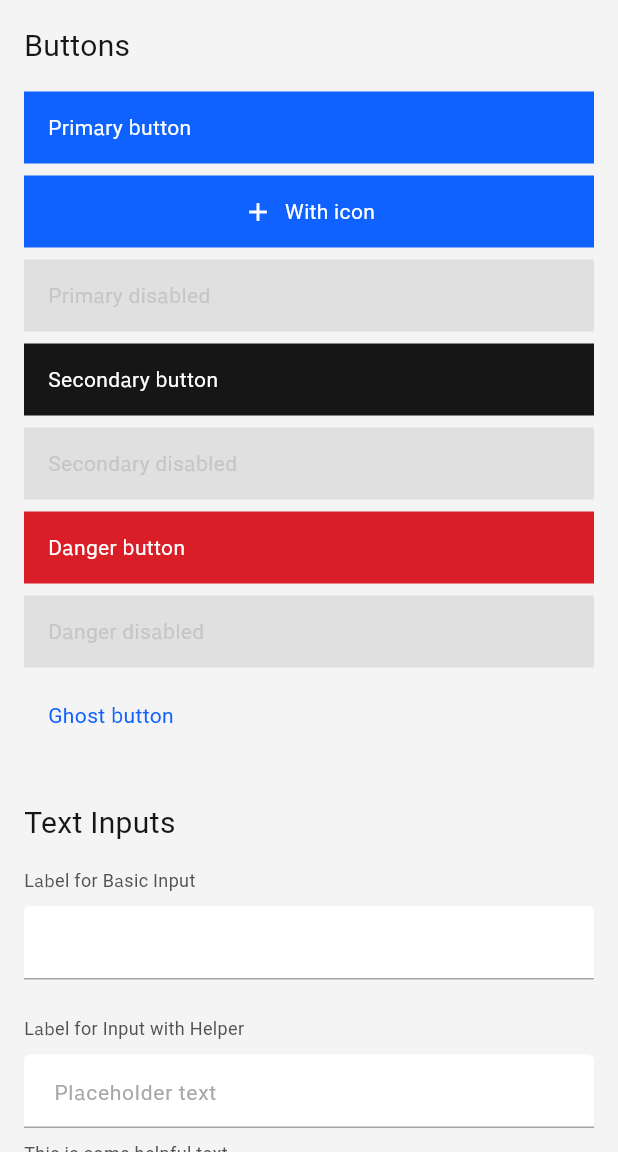
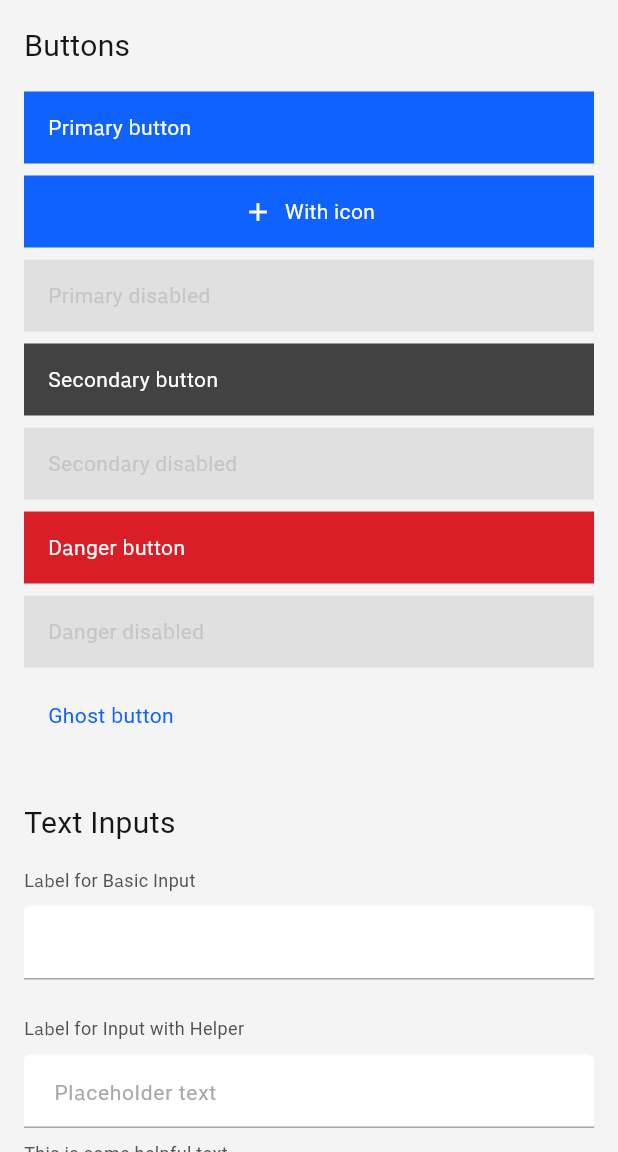
Before and after one commit to yuzalsif/carbon_flutter, a Flutter app: the screen it shows after launch, on a phone screen of 412 x 824 dp, the part 84-1236 px from its top. Run offline on Flutter 3.47's test engine with Material 3 defaults, Android fonts, the phone set to English and light mode, and no system bars; our stand-ins replace google_fonts.

Commit message:
feat: Add default color for secondary buttons

```diff
--- a/lib/src/theme/typography.dart
+++ b/lib/src/theme/typography.dart
@@ -62,6 +62,6 @@ class CTypography {
   static const TextStyle button = TextStyle(
     fontFamily: fontFamily,
     fontSize: 14,
-    fontWeight: FontWeight.w600,
+    fontWeight: FontWeight.normal,
   );
 }
--- a/lib/src/widgets/c_button.dart
+++ b/lib/src/widgets/c_button.dart
@@ -73,8 +73,8 @@ class _CButtonState extends State<CButton> {
           return CColors.primaryHover;
         case CButtonType.secondary:
           return isDark
-              ? CColors.borderInverse.withValues(alpha: 0.3)
-              : CColors.backgroundInverse.withValues(alpha: 0.3);
+              ? CColors.borderInverse.withValues(alpha: 0.8)
+              : CColors.backgroundInverse.withValues(alpha: 0.8);
         case CButtonType.danger:
           return CColors.supportError.withValues(alpha: 0.8);
         case CButtonType.tertiary:
@@ -108,7 +108,9 @@ class _CButtonState extends State<CButton> {
       case CButtonType.primary:
         return CColors.primary;
       case CButtonType.secondary:
-        return isDark ? CColors.borderInverse : CColors.backgroundInverse;
+        return isDark
+            ? CColors.borderInverse
+            : CColors.backgroundInverse.withValues(alpha: 0.8);
       case CButtonType.danger:
         return CColors.supportError;
       case CButtonType.tertiary:
```
